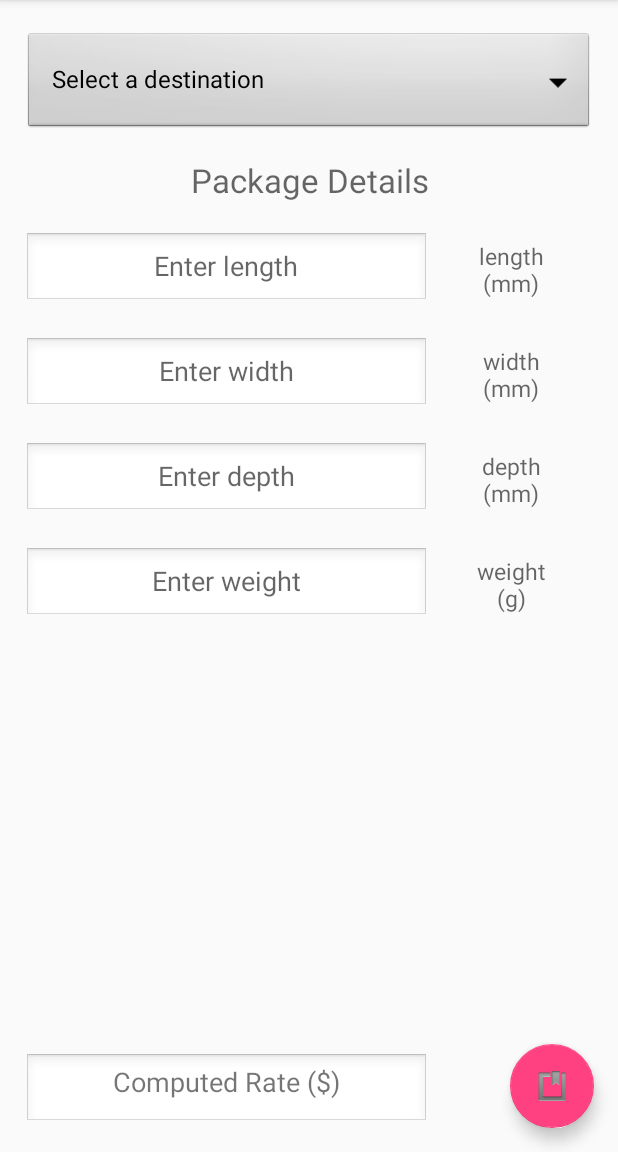
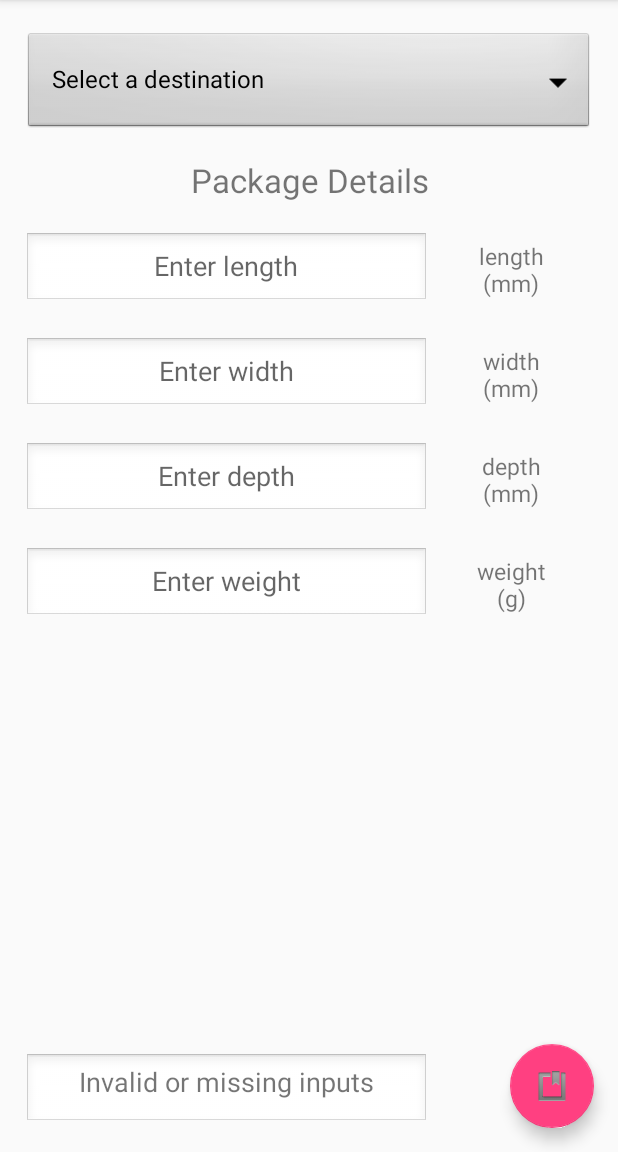
Before and after one commit to ch-andrei/ECSE428_AB_postalPriceCalculator, an Android app: the screen it shows after launch (MainActivity), after a tap on an icon or button, on a phone screen of 412 x 824 dp, the part 84-1236 px from its top. Run offline under Robolectric (Android 15) with nearby library versions, the phone set to English and light mode, and no system bars.

Commit message:
Final source code and .apk files

```diff
--- a/app/src/main/res/layout/content_main.xml
+++ b/app/src/main/res/layout/content_main.xml
@@ -29,7 +29,6 @@
         android:layout_marginTop="15dp"
         android:text="Package Details"
         android:textAlignment="center"
-        android:textAppearance="?android:attr/textAppearanceMedium"
         android:textSize="22dp" />
 
 
@@ -57,7 +56,6 @@
             android:layout_gravity="center_vertical"
             android:text="length\n(mm)"
             android:textAlignment="center"
-            android:textAppearance="?android:attr/textAppearanceMedium"
             android:textSize="15dp" />
     </LinearLayout>
 
@@ -84,7 +82,6 @@
             android:layout_gravity="center_vertical"
             android:text="width\n(mm)"
             android:textAlignment="center"
-            android:textAppearance="?android:attr/textAppearanceMedium"
             android:textSize="15dp" />
     </LinearLayout>
 
@@ -111,7 +108,6 @@
             android:layout_gravity="center_vertical"
             android:text="depth\n(mm)"
             android:textAlignment="center"
-            android:textAppearance="?android:attr/textAppearanceMedium"
             android:textSize="15dp" />
     </LinearLayout>
 
@@ -139,7 +135,6 @@
             android:layout_gravity="center_vertical"
             android:text="weight\n(g)"
             android:textAlignment="center"
-            android:textAppearance="?android:attr/textAppearanceMedium"
             android:textSize="15dp" />
     </LinearLayout>
 </LinearLayout>
--- a/app/src/main/res/values/strings.xml
+++ b/app/src/main/res/values/strings.xml
@@ -2,5 +2,7 @@
     <string name="app_name">Postal Rate Calculator</string>
     <string name="main_activity">Amp Postal Rate Calculator</string>
     <string name="action_settings">Settings</string>
-
+    <string name="missing_field">Missing input</string>
+    <string name="invalid_input_combination">Invalid input combination</string>
+    <string name="invalid_inputs">Invalid or missing inputs</string>
 </resources>
```
Also changed, not shown: 2 other files.
